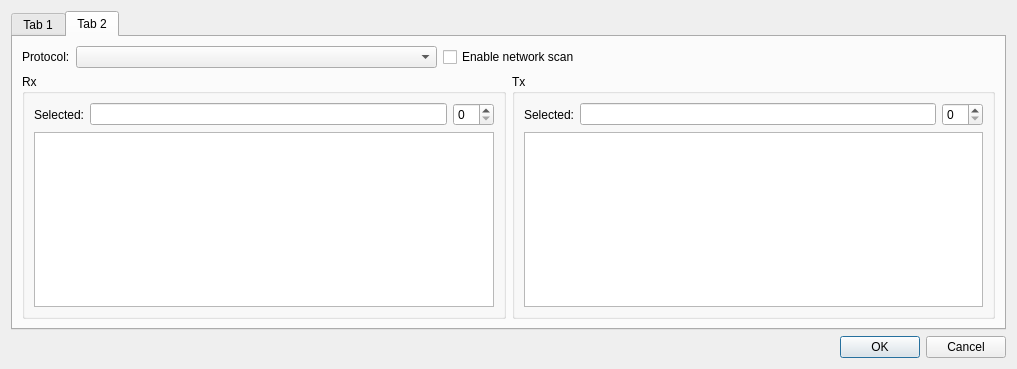
The window that src/dialog_connect.ui (TomHyhlik/termik) describes before a commit, drawn with Qt 5.
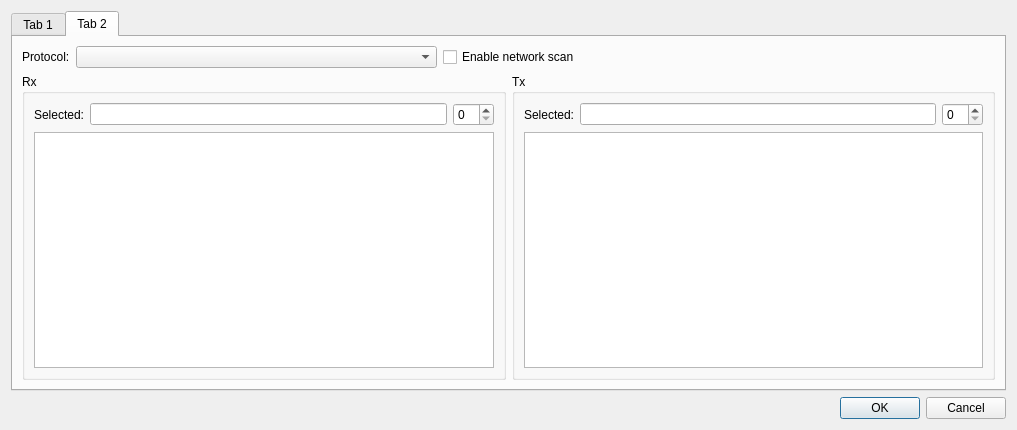
The same window after the commit. Icons and pictures are not drawn.

```diff
--- a/src/dialog_connect.ui
+++ b/src/dialog_connect.ui
@@ -7,7 +7,7 @@
     <x>0</x>
     <y>0</y>
     <width>1017</width>
-    <height>369</height>
+    <height>430</height>
    </rect>
   </property>
   <property name="windowTitle">
```
